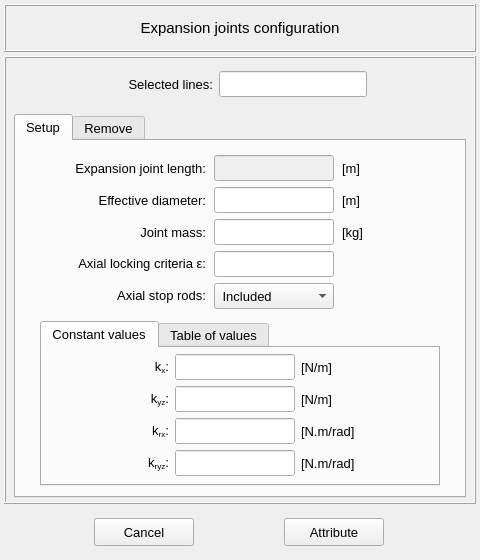
Before: the Qt Designer form pulse/interface/data/ui_files/model/setup/structural/expansion_joint_input.ui in open-pulse/OpenPulse, drawn with Qt 5.
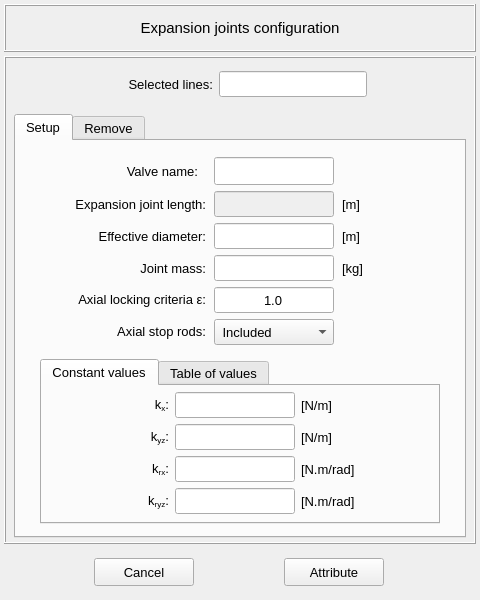
After: the same form once the commit is applied. Icons and pictures are not drawn.

Commit message: Refactoring the valve class - WIP

```diff
--- a/pulse/interface/data/ui_files/model/setup/structural/expansion_joint_input.ui
+++ b/pulse/interface/data/ui_files/model/setup/structural/expansion_joint_input.ui
@@ -7,7 +7,7 @@
     <x>0</x>
     <y>0</y>
     <width>480</width>
-    <height>560</height>
+    <height>600</height>
    </rect>
   </property>
   <property name="minimumSize">
@@ -19,7 +19,7 @@
   <property name="maximumSize">
    <size>
     <width>480</width>
-    <height>560</height>
+    <height>600</height>
    </size>
   </property>
   <property name="windowTitle">
@@ -405,41 +405,8 @@
                 <property name="verticalSpacing">
                  <number>6</number>
                 </property>
-                <item row="2" column="1">
-                 <widget class="QLabel" name="label_95">
-                  <property name="enabled">
-                   <bool>true</bool>
-                  </property>
-                  <property name="minimumSize">
-                   <size>
-                    <width>148</width>
-                    <height>26</height>
-                   </size>
-                  </property>
-                  <property name="maximumSize">
-                   <size>
-                    <width>148</width>
-                    <height>26</height>
-                   </size>
-                  </property>
-                  <property name="font">
-                   <font>
-                    <pointsize>10</pointsize>
-                   </font>
-                  </property>
-                  <property name="mouseTracking">
-                   <bool>true</bool>
-                  </property>
-                  <property name="text">
-                   <string>Joint mass:</string>
-                  </property>
-                  <property name="alignment">
-                   <set>Qt::AlignRight|Qt::AlignTrailing|Qt::AlignVCenter</set>
-                  </property>
-                 </widget>
-                </item>
-                <item row="3" column="2">
-                 <widget class="QLineEdit" name="lineEdit_axial_locking_criteria">
+                <item row="2" column="2">
+                 <widget class="QLineEdit" name="lineEdit_effective_diameter">
                   <property name="enabled">
                    <bool>true</bool>
                   </property>
@@ -480,40 +447,7 @@
                   </property>
                  </widget>
                 </item>
-                <item row="3" column="1">
-                 <widget class="QLabel" name="label_axial_lock_criteria">
-                  <property name="enabled">
-                   <bool>true</bool>
-                  </property>
-                  <property name="minimumSize">
-                   <size>
-                    <width>148</width>
-                    <height>26</height>
-                   </size>
-                  </property>
-                  <property name="maximumSize">
-                   <size>
-                    <width>148</width>
-                    <height>26</height>
-                   </size>
-                  </property>
-                  <property name="font">
-                   <font>
-                    <pointsize>10</pointsize>
-                   </font>
-                  </property>
-                  <property name="mouseTracking">
-                   <bool>true</bool>
-                  </property>
-                  <property name="text">
-                   <string>&lt;html&gt;&lt;head/&gt;&lt;body&gt;&lt;p align=&quot;right&quot;&gt;&lt;span style=&quot; font-weight:400; font-style:normal;&quot;&gt;Axial locking criteria ε:&lt;/span&gt;&lt;/p&gt;&lt;/body&gt;&lt;/html&gt;</string>
-                  </property>
-                  <property name="alignment">
-                   <set>Qt::AlignCenter</set>
-                  </property>
-                 </widget>
-                </item>
-                <item row="0" column="2">
+                <item row="1" column="2">
                  <widget class="QLineEdit" name="lineEdit_joint_length">
                   <property name="enabled">
                    <bool>false</bool>
@@ -555,7 +489,7 @@
                   </property>
                  </widget>
                 </item>
-                <item row="1" column="1">
+                <item row="2" column="1">
                  <widget class="QLabel" name="label_94">
                   <property name="enabled">
                    <bool>true</bool>
@@ -588,49 +522,7 @@
                   </property>
                  </widget>
                 </item>
-                <item row="1" column="2">
-                 <widget class="QLineEdit" name="lineEdit_effective_diameter">
-                  <property name="enabled">
-                   <bool>true</bool>
-                  </property>
-                  <property name="minimumSize">
-                   <size>
-                    <width>120</width>
-                    <height>26</height>
-                   </size>
-                  </property>
-                  <property name="maximumSize">
-                   <size>
-                    <width>120</width>
-                    <height>26</height>
-                   </size>
-                  </property>
-                  <property name="sizeIncrement">
-                   <size>
-                    <width>0</width>
-                    <height>0</height>
-                   </size>
-                  </property>
-                  <property name="font">
-                   <font>
-                    <pointsize>10</pointsize>
-                   </font>
-                  </property>
-                  <property name="focusPolicy">
-                   <enum>Qt::ClickFocus</enum>
-                  </property>
-                  <property name="styleSheet">
-                   <string notr="true"/>
-                  </property>
-                  <property name="text">
-                   <string/>
-                  </property>
-                  <property name="alignment">
-                   <set>Qt::AlignCenter</set>
-                  </property>
-                 </widget>
-                </item>
-                <item row="1" column="3">
+                <item row="2" column="3">
                  <widget class="QLabel" name="label_96">
                   <property name="enabled">
                    <bool>true</bool>
@@ -663,7 +555,7 @@
                   </property>
                  </widget>
                 </item>
-                <item row="2" column="2">
+                <item row="3" column="2">
                  <widget class="QLineEdit" name="lineEdit_joint_mass">
                   <property name="enabled">
                    <bool>true</bool>
@@ -705,33 +597,7 @@
                   </property>
                  </widget>
                 </item>
-                <item row="0" column="4">
-                 <spacer name="horizontalSpacer_6">
-                  <property name="orientation">
-                   <enum>Qt::Horizontal</enum>
-                  </property>
-                  <property name="sizeHint" stdset="0">
-                   <size>
-                    <width>40</width>
-                    <height>20</height>
-                   </size>
-                  </property>
-                 </spacer>
-                </item>
-                <item row="0" column="0">
-                 <spacer name="horizontalSpacer_5">
-                  <property name="orientation">
-                   <enum>Qt::Horizontal</enum>
-                  </property>
-                  <property name="sizeHint" stdset="0">
-                   <size>
-                    <width>40</width>
-                    <height>20</height>
-                   </size>
-                  </property>
-                 </spacer>
-                </item>
-                <item row="0" column="1">
+                <item row="1" column="1">
                  <widget class="QLabel" name="label_98">
                   <property name="enabled">
                    <bool>true</bool>
@@ -764,8 +630,70 @@
                   </property>
                  </widget>
                 </item>
+                <item row="1" column="4">
+                 <spacer name="horizontalSpacer_6">
+                  <property name="orientation">
+                   <enum>Qt::Horizontal</enum>
+                  </property>
+                  <property name="sizeHint" stdset="0">
+                   <size>
+                    <width>40</width>
+                    <height>20</height>
+                   </size>
+                  </property>
+                 </spacer>
+                </item>
+                <item row="1" column="0">
+                 <spacer name="horizontalSpacer_5">
+                  <property name="orientation">
+                   <enum>Qt::Horizontal</enum>
+                  </property>
+                  <property name="sizeHint" stdset="0">
+                   <size>
+                    <width>40</width>
+                    <height>20</height>
+                   </size>
+                  </property>
+                 </spacer>
+                </item>
+                <item row="3" column="1">
+                 <widget class="QLabel" name="label_95">
+                  <property name="enabled">
+                   <bool>true</bool>
+                  </property>
+                  <property name="minimumSize">
+                   <size>
+                    <width>148</width>
+                    <height>26</height>
+                   </size>
+                  </property>
+                  <property name="maximumSize">
+                   <size>
+                    <width>148</width>
+                    <height>26</height>
+                   </size>
+                  </property>
+                  <property name="font">
+                   <font>
+                    <pointsize>10</pointsize>
+                   </font>
+                  </property>
+                  <property name="mouseTracking">
+                   <bool>true</bool>
+                  </property>
+                  <property name="text">
+                   <string>Joint mass:</string>
+                  </property>
+                  <property name="alignment">
+                   <set>Qt::AlignRight|Qt::AlignTrailing|Qt::AlignVCenter</set>
+                  </property>
+                 </widget>
+                </item>
                 <item row="4" column="2">
-                 <widget class="QComboBox" name="comboBox_axial_stop_rod">
+                 <widget class="QLineEdit" name="lineEdit_axial_locking_criteria">
+                  <property name="enabled">
+                   <bool>true</bool>
+                  </property>
                   <property name="minimumSize">
                    <size>
                     <width>120</width>
@@ -783,22 +711,54 @@
                     <pointsize>10</pointsize>
                    </font>
                   </property>
-                  <property name="currentIndex">
-                   <number>1</number>
+                  <property name="focusPolicy">
+                   <enum>Qt::ClickFocus</enum>
                   </property>
-                  <item>
-                   <property name="text">
-                    <string> Not included</string>
-                   </property>
-                  </item>
-                  <item>
-                   <property name="text">
-                    <string> Included</string>
-                   </property>
-                  </item>
+                  <property name="styleSheet">
+                   <string notr="true"/>
+                  </property>
+                  <property name="text">
+                   <string>1.0</string>
+                  </property>
+                  <property name="alignment">
+                   <set>Qt::AlignCenter</set>
+                  </property>
                  </widget>
                 </item>
                 <item row="4" column="1">
+                 <widget class="QLabel" name="label_axial_lock_criteria">
+                  <property name="enabled">
+                   <bool>true</bool>
+                  </property>
+                  <property name="minimumSize">
+                   <size>
+                    <width>148</width>
+                    <height>26</height>
+                   </size>
+                  </property>
+                  <property name="maximumSize">
+                   <size>
+                    <width>148</width>
+                    <height>26</height>
+                   </size>
+                  </property>
+                  <property name="font">
+                   <font>
+                    <pointsize>10</pointsize>
+                   </font>
+                  </property>
+                  <property name="mouseTracking">
+                   <bool>true</bool>
+                  </property>
+                  <property name="text">
+                   <string>&lt;html&gt;&lt;head/&gt;&lt;body&gt;&lt;p align=&quot;right&quot;&gt;&lt;span style=&quot; font-weight:400; font-style:normal;&quot;&gt;Axial locking criteria ε:&lt;/span&gt;&lt;/p&gt;&lt;/body&gt;&lt;/html&gt;</string>
+                  </property>
+                  <property name="alignment">
+                   <set>Qt::AlignCenter</set>
+                  </property>
+                 </widget>
+                </item>
+                <item row="5" column="1">
                  <widget class="QLabel" name="label_101">
                   <property name="enabled">
                    <bool>true</bool>
@@ -831,40 +791,7 @@
                   </property>
                  </widget>
                 </item>
-                <item row="0" column="3">
-                 <widget class="QLabel" name="label_99">
-                  <property name="enabled">
-                   <bool>true</bool>
-                  </property>
-                  <property name="minimumSize">
-                   <size>
-                    <width>80</width>
-                    <height>26</height>
-                   </size>
-                  </property>
-                  <property name="maximumSize">
-                   <size>
-                    <width>100</width>
-                    <height>26</height>
-                   </size>
-                  </property>
-                  <property name="font">
-                   <font>
-                    <pointsize>10</pointsize>
-                   </font>
-                  </property>
-                  <property name="mouseTracking">
-                   <bool>true</bool>
-                  </property>
-                  <property name="text">
-                   <string>[m]</string>
-                  </property>
-                  <property name="alignment">
-                   <set>Qt::AlignLeading|Qt::AlignLeft|Qt::AlignVCenter</set>
-                  </property>
-                 </widget>
-                </item>
-                <item row="2" column="3">
+                <item row="3" column="3">
                  <widget class="QLabel" name="label_97">
                   <property name="enabled">
                    <bool>true</bool>
@@ -897,6 +824,145 @@
                   </property>
                  </widget>
                 </item>
+                <item row="5" column="2">
+                 <widget class="QComboBox" name="comboBox_axial_stop_rod">
+                  <property name="minimumSize">
+                   <size>
+                    <width>120</width>
+                    <height>26</height>
+                   </size>
+                  </property>
+                  <property name="maximumSize">
+                   <size>
+                    <width>120</width>
+                    <height>26</height>
+                   </size>
+                  </property>
+                  <property name="font">
+                   <font>
+                    <pointsize>10</pointsize>
+                   </font>
+                  </property>
+                  <property name="currentIndex">
+                   <number>1</number>
+                  </property>
+                  <item>
+                   <property name="text">
+                    <string> Not included</string>
+                   </property>
+                  </item>
+                  <item>
+                   <property name="text">
+                    <string> Included</string>
+                   </property>
+                  </item>
+                 </widget>
+                </item>
+                <item row="1" column="3">
+                 <widget class="QLabel" name="label_99">
+                  <property name="enabled">
+                   <bool>true</bool>
+                  </property>
+                  <property name="minimumSize">
+                   <size>
+                    <width>80</width>
+                    <height>26</height>
+                   </size>
+                  </property>
+                  <property name="maximumSize">
+                   <size>
+                    <width>100</width>
+                    <height>26</height>
+                   </size>
+                  </property>
+                  <property name="font">
+                   <font>
+                    <pointsize>10</pointsize>
+                   </font>
+                  </property>
+                  <property name="mouseTracking">
+                   <bool>true</bool>
+                  </property>
+                  <property name="text">
+                   <string>[m]</string>
+                  </property>
+                  <property name="alignment">
+                   <set>Qt::AlignLeading|Qt::AlignLeft|Qt::AlignVCenter</set>
+                  </property>
+                 </widget>
+                </item>
+                <item row="0" column="1">
+                 <widget class="QLabel" name="label_selected_id_10">
+                  <property name="enabled">
+                   <bool>true</bool>
+                  </property>
+                  <property name="minimumSize">
+                   <size>
+                    <width>140</width>
+                    <height>28</height>
+                   </size>
+                  </property>
+                  <property name="maximumSize">
+                   <size>
+                    <width>140</width>
+                    <height>28</height>
+                   </size>
+                  </property>
+                  <property name="font">
+                   <font>
+                    <pointsize>10</pointsize>
+                   </font>
+                  </property>
+                  <property name="mouseTracking">
+                   <bool>true</bool>
+                  </property>
+                  <property name="text">
+                   <string>Valve name:</string>
+                  </property>
+                  <property name="alignment">
+                   <set>Qt::AlignRight|Qt::AlignTrailing|Qt::AlignVCenter</set>
+                  </property>
+                 </widget>
+                </item>
+                <item row="0" column="2">
+                 <widget class="QLineEdit" name="lineEdit_expansion_joint_name">
+                  <property name="enabled">
+                   <bool>true</bool>
+                  </property>
+                  <property name="minimumSize">
+                   <size>
+                    <width>120</width>
+                    <height>28</height>
+                   </size>
+                  </property>
+                  <property name="maximumSize">
+                   <size>
+                    <width>120</width>
+                    <height>28</height>
+                   </size>
+                  </property>
+                  <property name="sizeIncrement">
+                   <size>
+                    <width>0</width>
+                    <height>26</height>
+                   </size>
+                  </property>
+                  <property name="font">
+                   <font>
+                    <pointsize>10</pointsize>
+                   </font>
+                  </property>
+                  <property name="focusPolicy">
+                   <enum>Qt::ClickFocus</enum>
+                  </property>
+                  <property name="styleSheet">
+                   <string notr="true"/>
+                  </property>
+                  <property name="alignment">
+                   <set>Qt::AlignCenter</set>
+                  </property>
+                 </widget>
+                </item>
                </layout>
               </widget>
              </item>
```
Left out of the diff: 12 changed lines with no effect on the pictures. The commit also changes 28 other files.
